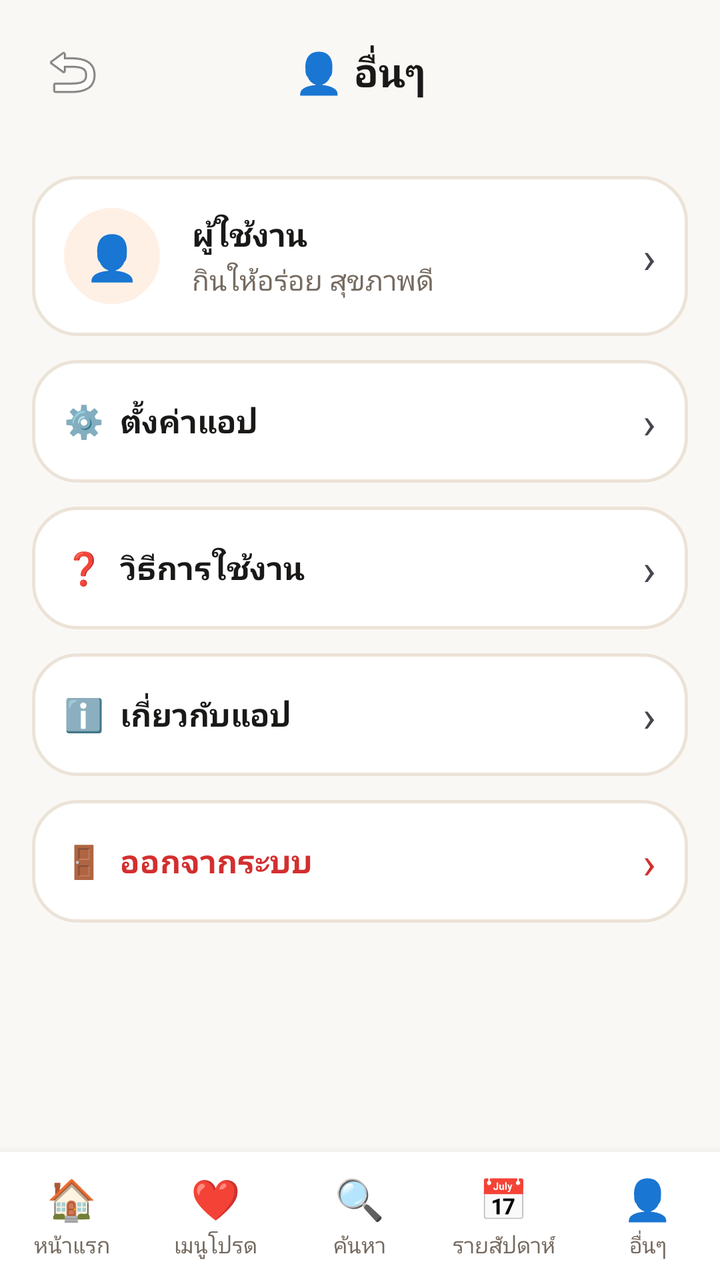
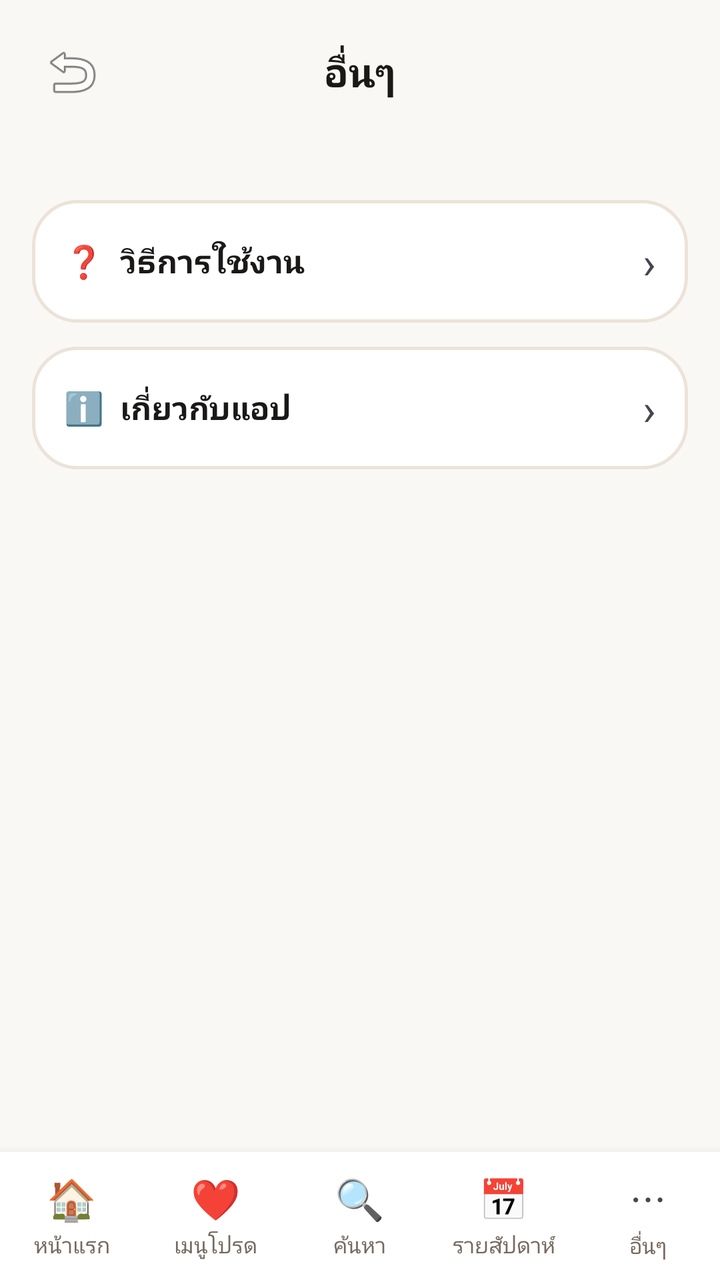

Before-and-after screenshots of an Android layout around one commit, followed by the original layout XML and the change that was made.
<!-- AndroidManifest.xml: application theme Theme.GinRaiDee -->
<!-- res/layout/activity_more.xml -->
<?xml version="1.0" encoding="utf-8"?>
<LinearLayout xmlns:android="http://schemas.android.com/apk/res/android"
    android:layout_width="match_parent"
    android:layout_height="match_parent"
    android:background="@color/cream"
    android:orientation="vertical">

    
    <LinearLayout
        android:layout_width="match_parent"
        android:layout_height="wrap_content"
        android:gravity="center_vertical"
        android:orientation="horizontal"
        android:padding="16dp">

        <ImageButton
            android:id="@+id/btnBack"
            android:layout_width="40dp"
            android:layout_height="40dp"
            android:background="?attr/selectableItemBackgroundBorderless"
            android:src="@android:drawable/ic_menu_revert"
            android:contentDescription="Back" />

        <TextView
            android:layout_width="0dp"
            android:layout_height="wrap_content"
            android:layout_weight="1"
            android:gravity="center"
            android:text="👤 อื่นๆ"
            android:textColor="@color/text_primary"
            android:textSize="20sp"
            android:textStyle="bold" />

        <View
            android:layout_width="40dp"
            android:layout_height="40dp" />
    </LinearLayout>

    <ScrollView
        android:layout_width="match_parent"
        android:layout_height="0dp"
        android:layout_weight="1"
        android:fillViewport="true"
        android:padding="16dp">

        <LinearLayout
            android:layout_width="match_parent"
            android:layout_height="wrap_content"
            android:orientation="vertical">

            
            <LinearLayout
                android:layout_width="match_parent"
                android:layout_height="wrap_content"
                android:background="@drawable/bg_card"
                android:gravity="center_vertical"
                android:orientation="horizontal"
                android:padding="16dp">

                <TextView
                    android:layout_width="48dp"
                    android:layout_height="48dp"
                    android:background="@drawable/bg_circle_button"
                    android:backgroundTint="@color/orange_light"
                    android:gravity="center"
                    android:text="👤"
                    android:textSize="22sp" />

                <LinearLayout
                    android:layout_width="0dp"
                    android:layout_height="wrap_content"
                    android:layout_marginStart="16dp"
                    android:layout_weight="1"
                    android:orientation="vertical">

                    <TextView
                        android:layout_width="match_parent"
                        android:layout_height="wrap_content"
                        android:text="ผู้ใช้งาน"
                        android:textColor="@color/text_primary"
                        android:textSize="16sp"
                        android:textStyle="bold" />

                    <TextView
                        android:layout_width="match_parent"
                        android:layout_height="wrap_content"
                        android:layout_marginTop="2dp"
                        android:text="กินให้อร่อย สุขภาพดี"
                        android:textColor="@color/text_secondary"
                        android:textSize="14sp" />
                </LinearLayout>

                <TextView
                    android:layout_width="wrap_content"
                    android:layout_height="wrap_content"
                    android:text="›"
                    android:textSize="22sp" />
            </LinearLayout>

            
            <LinearLayout
                android:id="@+id/layoutSettings"
                android:layout_width="match_parent"
                android:layout_height="wrap_content"
                android:layout_marginTop="12dp"
                android:background="@drawable/bg_card"
                android:clickable="true"
                android:focusable="true"
                android:gravity="center_vertical"
                android:orientation="horizontal"
                android:padding="16dp">

                <TextView
                    android:layout_width="0dp"
                    android:layout_height="wrap_content"
                    android:layout_weight="1"
                    android:text="⚙️  ตั้งค่าแอป"
                    android:textColor="@color/text_primary"
                    android:textSize="16sp"
                    android:textStyle="bold" />

                <TextView
                    android:layout_width="wrap_content"
                    android:layout_height="wrap_content"
                    android:text="›"
                    android:textSize="22sp" />
            </LinearLayout>

            
            <LinearLayout
                android:id="@+id/layoutHowTo"
                android:layout_width="match_parent"
                android:layout_height="wrap_content"
                android:layout_marginTop="12dp"
                android:background="@drawable/bg_card"
                android:clickable="true"
                android:focusable="true"
                android:gravity="center_vertical"
                android:orientation="horizontal"
                android:padding="16dp">

                <TextView
                    android:layout_width="0dp"
                    android:layout_height="wrap_content"
                    android:layout_weight="1"
                    android:text="❓  วิธีการใช้งาน"
                    android:textColor="@color/text_primary"
                    android:textSize="16sp"
                    android:textStyle="bold" />

                <TextView
                    android:layout_width="wrap_content"
                    android:layout_height="wrap_content"
                    android:text="›"
                    android:textSize="22sp" />
            </LinearLayout>

            
            <LinearLayout
                android:id="@+id/layoutAbout"
                android:layout_width="match_parent"
                android:layout_height="wrap_content"
                android:layout_marginTop="12dp"
                android:background="@drawable/bg_card"
                android:clickable="true"
                android:focusable="true"
                android:gravity="center_vertical"
                android:orientation="horizontal"
                android:padding="16dp">

                <TextView
                    android:layout_width="0dp"
                    android:layout_height="wrap_content"
                    android:layout_weight="1"
                    android:text="ℹ️  เกี่ยวกับแอป"
                    android:textColor="@color/text_primary"
                    android:textSize="16sp"
                    android:textStyle="bold" />

                <TextView
                    android:layout_width="wrap_content"
                    android:layout_height="wrap_content"
                    android:text="›"
                    android:textSize="22sp" />
            </LinearLayout>

            
            <LinearLayout
                android:id="@+id/layoutLogout"
                android:layout_width="match_parent"
                android:layout_height="wrap_content"
                android:layout_marginTop="12dp"
                android:background="@drawable/bg_card"
                android:clickable="true"
                android:focusable="true"
                android:gravity="center_vertical"
                android:orientation="horizontal"
                android:padding="16dp">

                <TextView
                    android:layout_width="0dp"
                    android:layout_height="wrap_content"
                    android:layout_weight="1"
                    android:text="🚪  ออกจากระบบ"
                    android:textColor="@color/cat_sharing"
                    android:textSize="16sp"
                    android:textStyle="bold" />

                <TextView
                    android:layout_width="wrap_content"
                    android:layout_height="wrap_content"
                    android:text="›"
                    android:textColor="@color/cat_sharing"
                    android:textSize="22sp" />
            </LinearLayout>

        </LinearLayout>
    </ScrollView>

    
    <include layout="@layout/include_bottom_nav" />

</LinearLayout>
<!-- res/layout/include_bottom_nav.xml (included above) -->
<?xml version="1.0" encoding="utf-8"?>
<LinearLayout xmlns:android="http://schemas.android.com/apk/res/android"
    android:layout_width="match_parent"
    android:layout_height="64dp"
    android:background="@color/white"
    android:elevation="8dp"
    android:orientation="horizontal"
    android:weightSum="5">

    <LinearLayout
        android:id="@+id/navHome"
        android:layout_width="0dp"
        android:layout_height="match_parent"
        android:layout_weight="1"
        android:gravity="center"
        android:orientation="vertical"
        android:clickable="true"
        android:focusable="true"
        android:background="?attr/selectableItemBackground">

        <TextView
            android:layout_width="wrap_content"
            android:layout_height="wrap_content"
            android:text="🏠"
            android:textSize="20sp" />

        <TextView
            android:layout_width="wrap_content"
            android:layout_height="wrap_content"
            android:layout_marginTop="2dp"
            android:text="หน้าแรก"
            android:textColor="@color/text_secondary"
            android:textSize="11sp" />
    </LinearLayout>

    <LinearLayout
        android:id="@+id/navFavorite"
        android:layout_width="0dp"
        android:layout_height="match_parent"
        android:layout_weight="1"
        android:gravity="center"
        android:orientation="vertical"
        android:clickable="true"
        android:focusable="true"
        android:background="?attr/selectableItemBackground">

        <TextView
            android:layout_width="wrap_content"
            android:layout_height="wrap_content"
            android:text="❤️"
            android:textSize="20sp" />

        <TextView
            android:layout_width="wrap_content"
            android:layout_height="wrap_content"
            android:layout_marginTop="2dp"
            android:text="เมนูโปรด"
            android:textColor="@color/text_secondary"
            android:textSize="11sp" />
    </LinearLayout>

    <LinearLayout
        android:id="@+id/navSearch"
        android:layout_width="0dp"
        android:layout_height="match_parent"
        android:layout_weight="1"
        android:gravity="center"
        android:orientation="vertical"
        android:clickable="true"
        android:focusable="true"
        android:background="?attr/selectableItemBackground">

        <TextView
            android:layout_width="wrap_content"
            android:layout_height="wrap_content"
            android:text="🔍"
            android:textSize="20sp" />

        <TextView
            android:layout_width="wrap_content"
            android:layout_height="wrap_content"
            android:layout_marginTop="2dp"
            android:text="ค้นหา"
            android:textColor="@color/text_secondary"
            android:textSize="11sp" />
    </LinearLayout>

    <LinearLayout
        android:id="@+id/navWeekly"
        android:layout_width="0dp"
        android:layout_height="match_parent"
        android:layout_weight="1"
        android:gravity="center"
        android:orientation="vertical"
        android:clickable="true"
        android:focusable="true"
        android:background="?attr/selectableItemBackground">

        <TextView
            android:layout_width="wrap_content"
            android:layout_height="wrap_content"
            android:text="📅"
            android:textSize="20sp" />

        <TextView
            android:layout_width="wrap_content"
            android:layout_height="wrap_content"
            android:layout_marginTop="2dp"
            android:text="รายสัปดาห์"
            android:textColor="@color/text_secondary"
            android:textSize="11sp" />
    </LinearLayout>

    <LinearLayout
        android:id="@+id/navMore"
        android:layout_width="0dp"
        android:layout_height="match_parent"
        android:layout_weight="1"
        android:gravity="center"
        android:orientation="vertical"
        android:clickable="true"
        android:focusable="true"
        android:background="?attr/selectableItemBackground">

        <TextView
            android:layout_width="wrap_content"
            android:layout_height="wrap_content"
            android:text="👤"
            android:textSize="20sp" />

        <TextView
            android:layout_width="wrap_content"
            android:layout_height="wrap_content"
            android:layout_marginTop="2dp"
            android:text="อื่นๆ"
            android:textColor="@color/text_secondary"
            android:textSize="11sp" />
    </LinearLayout>

</LinearLayout>
<!-- resources referenced by this layout -->
<resources>
  <color name="cat_sharing">#D32F2F</color>
  <color name="cream">#FAF8F5</color>
  <color name="orange_light">#FFF0E5</color>
  <color name="text_primary">#1A1918</color>
  <color name="text_secondary">#756A60</color>
  <color name="white">#FFFFFF</color>
  <!-- drawable bg_card (drawable) -->
  <?xml version="1.0" encoding="utf-8"?>
  <shape xmlns:android="http://schemas.android.com/apk/res/android"
      android:shape="rectangle">
      <solid android:color="@color/white" />
      <corners android:radius="22dp" />
      <stroke
          android:width="1.5dp"
          android:color="@color/border_color" />
  </shape>
  <!-- drawable bg_circle_button (drawable) -->
  <?xml version="1.0" encoding="utf-8"?>
  <ripple xmlns:android="http://schemas.android.com/apk/res/android"
      android:color="@color/orange_light">
      <item>
          <shape android:shape="oval">
              <solid android:color="@color/white" />
              <stroke
                  android:width="1.5dp"
                  android:color="@color/border_color" />
          </shape>
      </item>
  </ripple>
  <style name="Theme.GinRaiDee" parent="Theme.Material3.DayNight.NoActionBar">
          <item name="colorPrimary">@color/orange_primary</item>
          <item name="colorPrimaryDark">@color/orange_dark</item>
          <item name="colorAccent">@color/orange_primary</item>
          <item name="android:windowBackground">@color/cream</item>
          <item name="android:statusBarColor">@color/orange_primary</item>
      </style>
  <color name="border_color">#ECE3D8</color>
  <color name="orange_primary">#FF6B00</color>
  <color name="orange_dark">#E05300</color>
</resources>

<!-- the commit's change to res/layout/activity_more.xml (unified diff, before → after) -->
@@ -26,7 +26,7 @@
             android:layout_height="wrap_content"
             android:layout_weight="1"
             android:gravity="center"
-            android:text="👤 อื่นๆ"
+            android:text="อื่นๆ"
             android:textColor="@color/text_primary"
             android:textSize="20sp"
             android:textStyle="bold" />
@@ -49,82 +49,8 @@
             android:orientation="vertical">
 
             
-            <LinearLayout
-                android:layout_width="match_parent"
-                android:layout_height="wrap_content"
-                android:background="@drawable/bg_card"
-                android:gravity="center_vertical"
-                android:orientation="horizontal"
-                android:padding="16dp">
-
-                <TextView
-                    android:layout_width="48dp"
-                    android:layout_height="48dp"
-                    android:background="@drawable/bg_circle_button"
-                    android:backgroundTint="@color/orange_light"
-                    android:gravity="center"
-                    android:text="👤"
-                    android:textSize="22sp" />
-
-                <LinearLayout
-                    android:layout_width="0dp"
-                    android:layout_height="wrap_content"
-                    android:layout_marginStart="16dp"
-                    android:layout_weight="1"
-                    android:orientation="vertical">
-
-                    <TextView
-                        android:layout_width="match_parent"
-                        android:layout_height="wrap_content"
-                        android:text="ผู้ใช้งาน"
-                        android:textColor="@color/text_primary"
-                        android:textSize="16sp"
-                        android:textStyle="bold" />
-
-                    <TextView
-                        android:layout_width="match_parent"
-                        android:layout_height="wrap_content"
-                        android:layout_marginTop="2dp"
-                        android:text="กินให้อร่อย สุขภาพดี"
-                        android:textColor="@color/text_secondary"
-                        android:textSize="14sp" />
-                </LinearLayout>
-
-                <TextView
-                    android:layout_width="wrap_content"
-                    android:layout_height="wrap_content"
-                    android:text="›"
-                    android:textSize="22sp" />
-            </LinearLayout>
-
-            
-            <LinearLayout
-                android:id="@+id/layoutSettings"
-                android:layout_width="match_parent"
-                android:layout_height="wrap_content"
-                android:layout_marginTop="12dp"
-                android:background="@drawable/bg_card"
-                android:clickable="true"
-                android:focusable="true"
-                android:gravity="center_vertical"
-                android:orientation="horizontal"
-                android:padding="16dp">
-
-                <TextView
-                    android:layout_width="0dp"
-                    android:layout_height="wrap_content"
-                    android:layout_weight="1"
-                    android:text="⚙️  ตั้งค่าแอป"
-                    android:textColor="@color/text_primary"
-                    android:textSize="16sp"
-                    android:textStyle="bold" />
-
-                <TextView
-                    android:layout_width="wrap_content"
-                    android:layout_height="wrap_content"
-                    android:text="›"
-                    android:textSize="22sp" />
-            </LinearLayout>
+
+            
 
             
             <LinearLayout
@@ -156,6 +82,8 @@
             </LinearLayout>
 
             
+
+            
             <LinearLayout
                 android:id="@+id/layoutAbout"
                 android:layout_width="match_parent"
@@ -185,34 +113,6 @@
             </LinearLayout>
 
             
-            <LinearLayout
-                android:id="@+id/layoutLogout"
-                android:layout_width="match_parent"
-                android:layout_height="wrap_content"
-                android:layout_marginTop="12dp"
-                android:background="@drawable/bg_card"
-                android:clickable="true"
-                android:focusable="true"
-                android:gravity="center_vertical"
-                android:orientation="horizontal"
-                android:padding="16dp">
-
-                <TextView
-                    android:layout_width="0dp"
-                    android:layout_height="wrap_content"
-                    android:layout_weight="1"
-                    android:text="🚪  ออกจากระบบ"
-                    android:textColor="@color/cat_sharing"
-                    android:textSize="16sp"
-                    android:textStyle="bold" />
-
-                <TextView
-                    android:layout_width="wrap_content"
-                    android:layout_height="wrap_content"
-                    android:text="›"
-                    android:textColor="@color/cat_sharing"
-                    android:textSize="22sp" />
-            </LinearLayout>
 
         </LinearLayout>
     </ScrollView>
@@ -349,7 +249,7 @@
         <TextView
             android:layout_width="wrap_content"
             android:layout_height="wrap_content"
-            android:text="👤"
+            android:text="⋯"
             android:textSize="20sp" />
 
         <TextView
<!-- resource entries referenced after the edit -->
@@ -1,8 +1,6 @@
 <!-- resources referenced by this layout -->
 <resources>
-  <color name="cat_sharing">#D32F2F</color>
   <color name="cream">#FAF8F5</color>
-  <color name="orange_light">#FFF0E5</color>
   <color name="text_primary">#1A1918</color>
   <color name="text_secondary">#756A60</color>
   <color name="white">#FFFFFF</color>
@@ -16,19 +14,6 @@
           android:width="1.5dp"
           android:color="@color/border_color" />
   </shape>
-  <!-- drawable bg_circle_button (drawable) -->
-  <?xml version="1.0" encoding="utf-8"?>
-  <ripple xmlns:android="http://schemas.android.com/apk/res/android"
-      android:color="@color/orange_light">
-      <item>
-          <shape android:shape="oval">
-              <solid android:color="@color/white" />
-              <stroke
-                  android:width="1.5dp"
-                  android:color="@color/border_color" />
-          </shape>
-      </item>
-  </ripple>
   <style name="Theme.GinRaiDee" parent="Theme.Material3.DayNight.NoActionBar">
           <item name="colorPrimary">@color/orange_primary</item>
           <item name="colorPrimaryDark">@color/orange_dark</item>
